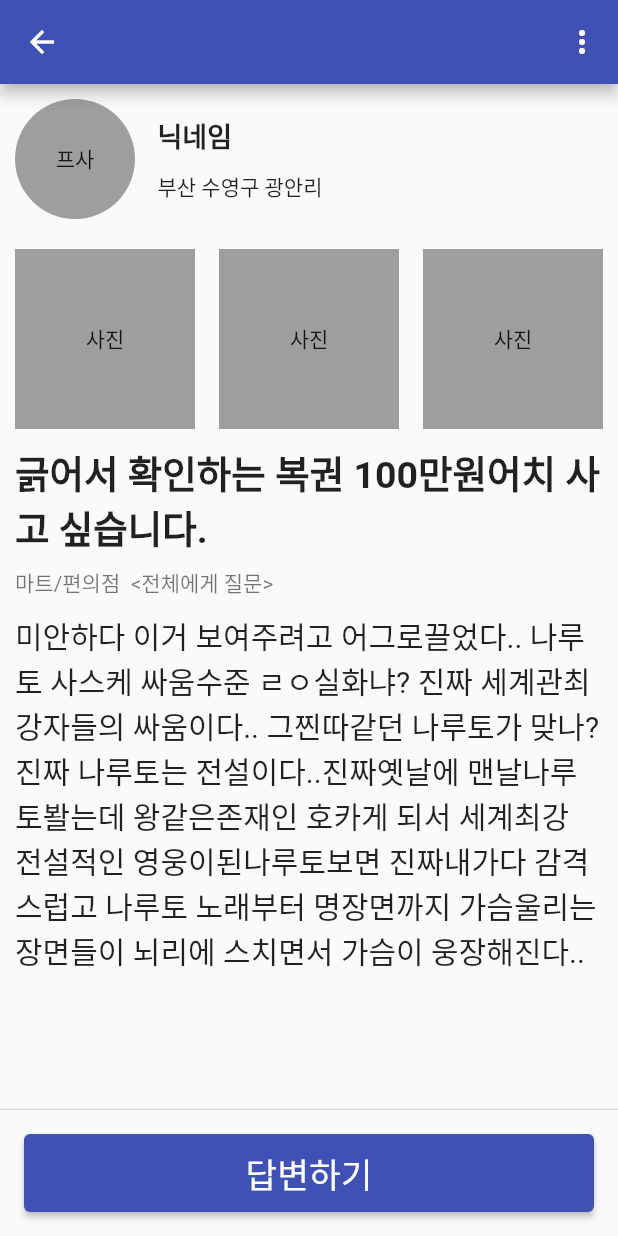
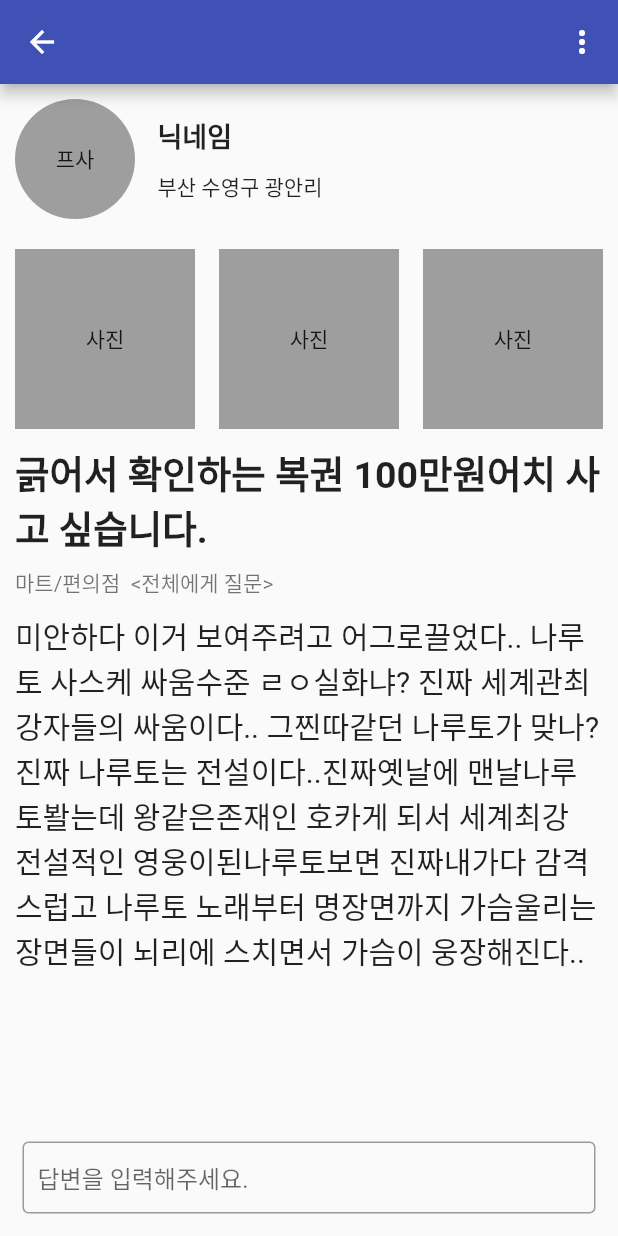
Before and after one commit to JJulme/jigu, a Flutter app: the SeekDetailScreen screen opened directly, on a phone screen of 412 x 824 dp. Run offline on Flutter 3.47's test engine with Material 2 defaults, Android fonts, the light colour scheme and no system bars; our stand-ins replace fluttertoast, get, image_picker, share.

Commit message:
seek_detail_screen 답변기능 작성

```diff
--- a/lib/screen/seek/seek_detail_screen.dart
+++ b/lib/screen/seek/seek_detail_screen.dart
@@ -1,6 +1,4 @@
 import 'package:flutter/material.dart';
-import 'package:get/get.dart';
-import 'package:jigu/screen/seek/seek_detail_list_screen.dart';
 
 class SeekDetailScreen extends StatefulWidget {
   const SeekDetailScreen({super.key});
@@ -10,6 +8,8 @@ class SeekDetailScreen extends StatefulWidget {
 }
 
 class _SeekDetailScreenState extends State<SeekDetailScreen> {
+  bool writeAnswer = false;
+
   @override
   Widget build(BuildContext context) {
     return Scaffold(
@@ -22,7 +22,13 @@ class _SeekDetailScreenState extends State<SeekDetailScreen> {
           ],
         )
       ]),
-      body: SafeArea(
+      body: GestureDetector(
+        //키보드 내리기
+        onTap: () => FocusScope.of(context).unfocus(),
+        child: SafeArea(
+          child: Column(
+            children: [
+              Expanded(
                 child: SingleChildScrollView(
                   child: Container(
                     padding: const EdgeInsets.all(10),
@@ -41,20 +47,16 @@ class _SeekDetailScreenState extends State<SeekDetailScreen> {
                               child: const Center(child: Text("프사")),
                             ),
                             const SizedBox(width: 15),
-                    Column(
+                            const Column(
                               mainAxisAlignment: MainAxisAlignment.start,
                               crossAxisAlignment: CrossAxisAlignment.start,
                               children: [
-                        InkWell(
-                          onTap: () {
-                            Get.to(() => const SeekDetailListScreen());
-                          },
-                          child: const Text("닉네임",
+                                Text("닉네임",
                                     style: TextStyle(
-                                  fontSize: 18, fontWeight: FontWeight.w600)),
-                        ),
-                        const SizedBox(height: 10),
-                        const Text("부산 수영구 광안리")
+                                        fontSize: 18,
+                                        fontWeight: FontWeight.w600)),
+                                SizedBox(height: 10),
+                                Text("부산 수영구 광안리")
                               ],
                             )
                           ],
@@ -87,7 +89,8 @@ class _SeekDetailScreenState extends State<SeekDetailScreen> {
                         const SizedBox(height: 10),
                         const Text(
                           "긁어서 확인하는 복권 100만원어치 사고 싶습니다.",
-                  style: TextStyle(fontSize: 25, fontWeight: FontWeight.w600),
+                          style: TextStyle(
+                              fontSize: 25, fontWeight: FontWeight.w600),
                         ),
                         const SizedBox(height: 8),
                         const Text(
@@ -105,20 +108,82 @@ class _SeekDetailScreenState extends State<SeekDetailScreen> {
                   ),
                 ),
               ),
-      persistentFooterButtons: [
-        Container(
-          height: 68,
-          width: double.infinity,
-          padding: const EdgeInsets.all(8),
-          child: ElevatedButton(
-            onPressed: () {},
-            child: const Text(
-              "답변하기",
-              style: TextStyle(fontSize: 23),
+              //https://steemit.com/kr/@anpigon/flutter
+              //화면 아래 고정, 키보드의 위에 배치됨
+              inputAnswer(),
+            ],
           ),
         ),
-        )
+      ),
+    );
+  }
+
+  //부울값에 따라 텍스트 입력창이 바뀜
+  bool onTapField = false;
+  //텍스트 입력 확인을 위한 컨트롤러
+  final TextEditingController _controller = TextEditingController();
+  Widget inputAnswer() {
+    return Container(
+      margin: const EdgeInsets.all(15),
+      width: double.infinity,
+      child: Row(
+        children: [
+          Expanded(child: onTapField ? textFieldLarge() : textFieldSmall()),
         ],
+      ),
+    );
+  }
+
+  Widget textFieldSmall() {
+    return TextField(
+      //입력값 받는 변수
+      controller: _controller,
+      //입력받는 길이 설정
+      maxLength: 80,
+      decoration: const InputDecoration(
+        //입력전 보여지는 설명
+        hintText: "답변을 입력해주세요.",
+        //테두리 설정
+        border: OutlineInputBorder(),
+        //내부여백 설정
+        contentPadding: EdgeInsets.all(10),
+        //maxLength 안보이게 설정
+        counterText: "",
+      ),
+      //TextField를 눌렀을 때
+      onTap: () {
+        setState(() {
+          onTapField = !onTapField;
+        });
+      },
+    );
+  }
+
+  Widget textFieldLarge() {
+    return TextField(
+      //입력값 받는 변수
+      controller: _controller,
+      //입력받는 길이 설정
+      maxLength: 80,
+      //길이 설정
+      maxLines: 5,
+      decoration: const InputDecoration(
+        //입력전 보여지는 설명
+        hintText: "답변을 입력해주세요.",
+        //테두리 설정
+        border: OutlineInputBorder(),
+        //내부여백 설정
+        contentPadding: EdgeInsets.all(10),
+      ),
+      //TextField 이외의 곳을 눌렀을 때
+      onTapOutside: (event) {
+        //텍스트 입력된것이 없을 경우
+        if (_controller.text.isEmpty) {
+          setState(() {
+            onTapField = !onTapField;
+          });
+        }
+      },
     );
   }
 }
```
Also changed, not shown: lib/screen/login/login_signup_screen.dart (+10 -8 lines), lib/screen/login/login_signup_seller2_screen.dart (+13 -10 lines), lib/screen/login/login_signup_seller_screen.dart (+13 -12 lines), lib/screen/login/login_tos_screen.dart (+14 -12 lines), lib/screen/seek/seek_detail_list_screen.dart (deleted, +0 -24 lines). Lines whose indentation alone changed are shown as unchanged.
